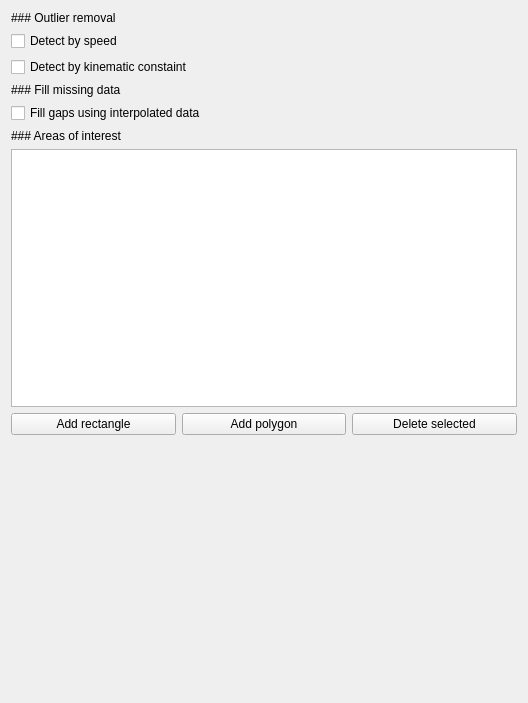
Above: src/tacty/ui/forms/postprocessing.ui from TactileLibrary/tacty before the change. Below: the same form after it.
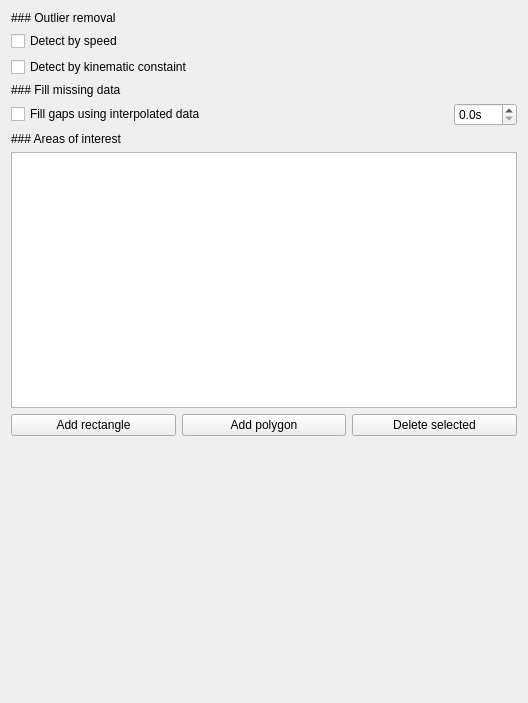
That is the form after the change.

Commit message: configurable interpolation, morphological cleanup

```diff
--- a/src/tacty/ui/forms/postprocessing.ui
+++ b/src/tacty/ui/forms/postprocessing.ui
@@ -61,11 +61,39 @@
     </widget>
    </item>
    <item>
+    <layout class="QHBoxLayout" name="horizontalLayout_2">
+     <item>
     <widget class="QCheckBox" name="interpolation">
+       <property name="sizePolicy">
+        <sizepolicy hsizetype="Expanding" vsizetype="Fixed">
+         <horstretch>0</horstretch>
+         <verstretch>0</verstretch>
+        </sizepolicy>
+       </property>
+       <property name="toolTip">
+        <string>Linearly interpolates between known points to fill missing data</string>
+       </property>
      <property name="text">
       <string>Fill gaps using interpolated data</string>
      </property>
     </widget>
+     </item>
+     <item>
+      <widget class="QDoubleSpinBox" name="interpolationLimit">
+       <property name="toolTip">
+        <string>Maximum duration to interpolate. Note that it will fill this many seconds BEFORE and AFTER known points.
+
+Set to 0 to disable limit.</string>
+       </property>
+       <property name="suffix">
+        <string>s</string>
+       </property>
+       <property name="decimals">
+        <number>1</number>
+       </property>
+      </widget>
+     </item>
+    </layout>
    </item>
    <item>
     <widget class="QLabel" name="AOILabel">
```
Lines whose indentation alone changed are shown as unchanged. The commit also changes 10 other files.
